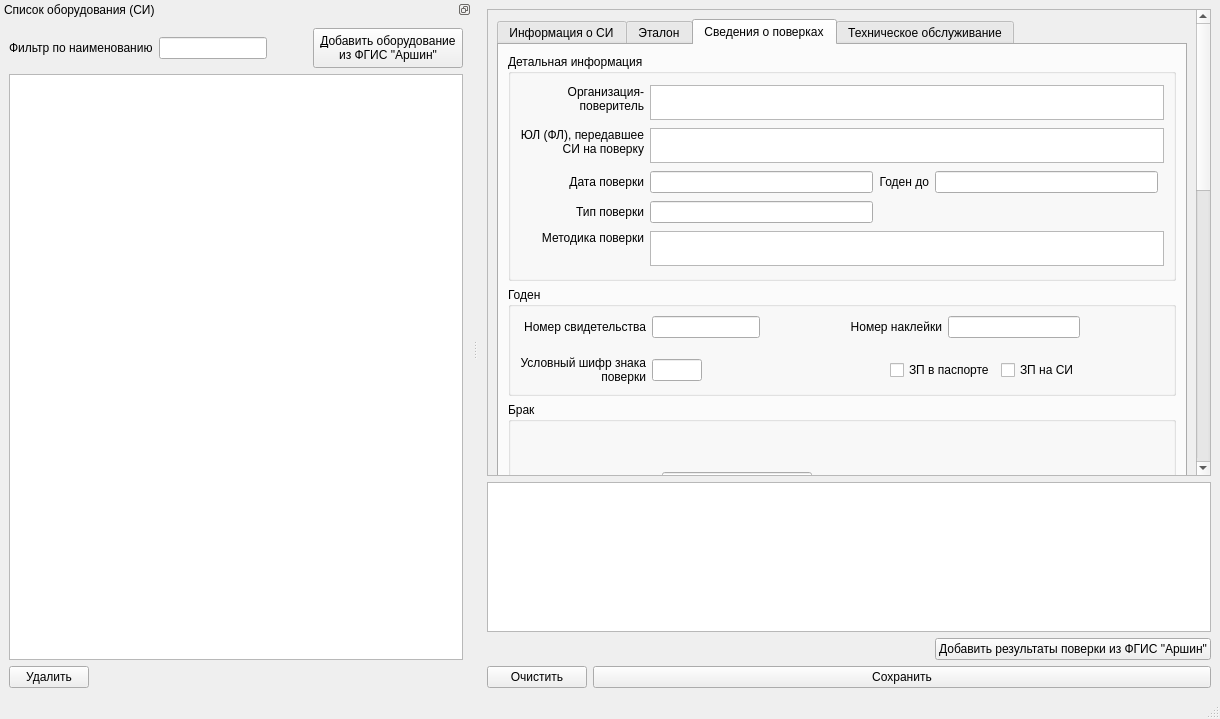
Before: the Qt Designer form equipment.ui in sylmain/Cometa1, drawn with Qt 5.
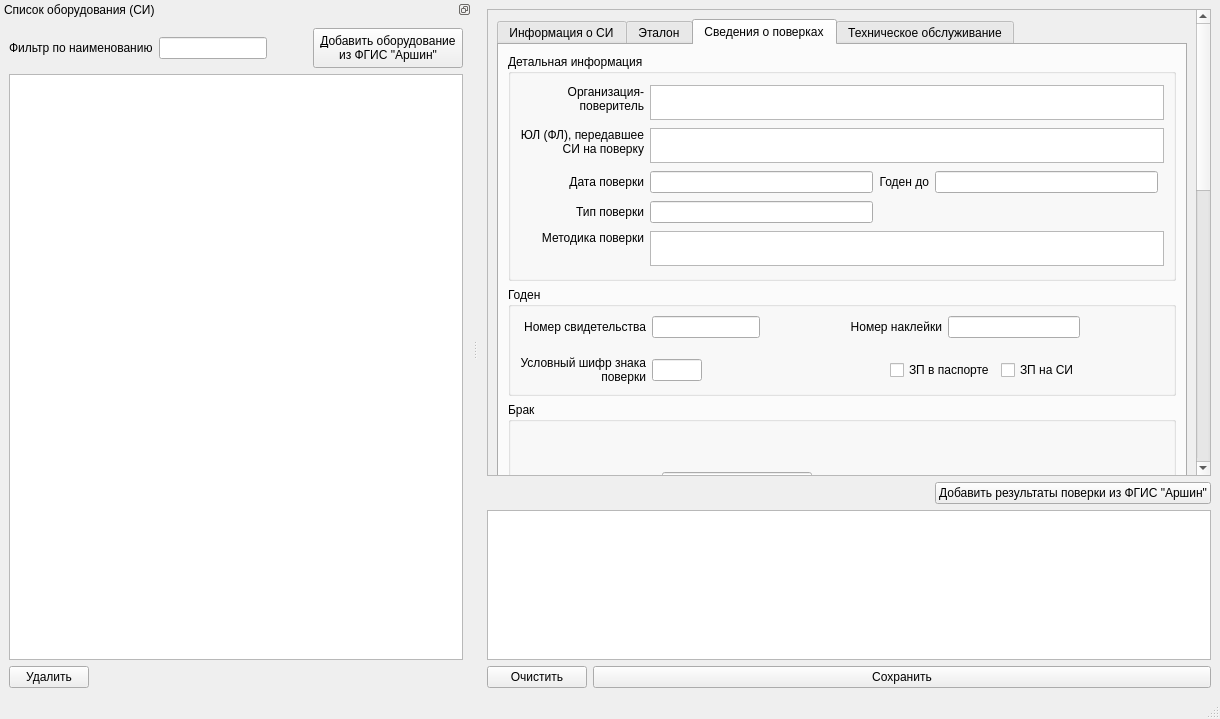
After: the same form once the commit is applied.

Patch:
```diff
--- a/equipment.ui
+++ b/equipment.ui
@@ -2126,6 +2126,39 @@
       </widget>
      </widget>
     </item>
+    <item>
+     <layout class="QHBoxLayout" name="horizontalLayout_5">
+      <item>
+       <spacer name="horizontalSpacer_4">
+        <property name="orientation">
+         <enum>Qt::Horizontal</enum>
+        </property>
+        <property name="sizeHint" stdset="0">
+         <size>
+          <width>40</width>
+          <height>20</height>
+         </size>
+        </property>
+       </spacer>
+      </item>
+      <item>
+       <widget class="QPushButton" name="pushButton_add_verification">
+        <property name="minimumSize">
+         <size>
+          <width>200</width>
+          <height>0</height>
+         </size>
+        </property>
+        <property name="layoutDirection">
+         <enum>Qt::LeftToRight</enum>
+        </property>
+        <property name="text">
+         <string>Добавить результаты поверки из ФГИС &quot;Аршин&quot;</string>
+        </property>
+       </widget>
+      </item>
+     </layout>
+    </item>
     <item>
      <widget class="QTableView" name="tableView_verification_info">
       <property name="maximumSize">
@@ -2160,39 +2193,6 @@
       </property>
      </widget>
     </item>
-    <item>
-     <layout class="QHBoxLayout" name="horizontalLayout_5">
-      <item>
-       <spacer name="horizontalSpacer_4">
-        <property name="orientation">
-         <enum>Qt::Horizontal</enum>
-        </property>
-        <property name="sizeHint" stdset="0">
-         <size>
-          <width>40</width>
-          <height>20</height>
-         </size>
-        </property>
-       </spacer>
-      </item>
-      <item>
-       <widget class="QPushButton" name="pushButton_add_verification">
-        <property name="minimumSize">
-         <size>
-          <width>200</width>
-          <height>0</height>
-         </size>
-        </property>
-        <property name="layoutDirection">
-         <enum>Qt::LeftToRight</enum>
-        </property>
-        <property name="text">
-         <string>Добавить результаты поверки из ФГИС &quot;Аршин&quot;</string>
-        </property>
-       </widget>
-      </item>
-     </layout>
-    </item>
     <item>
      <layout class="QHBoxLayout" name="horizontalLayout_6">
       <item>
```
